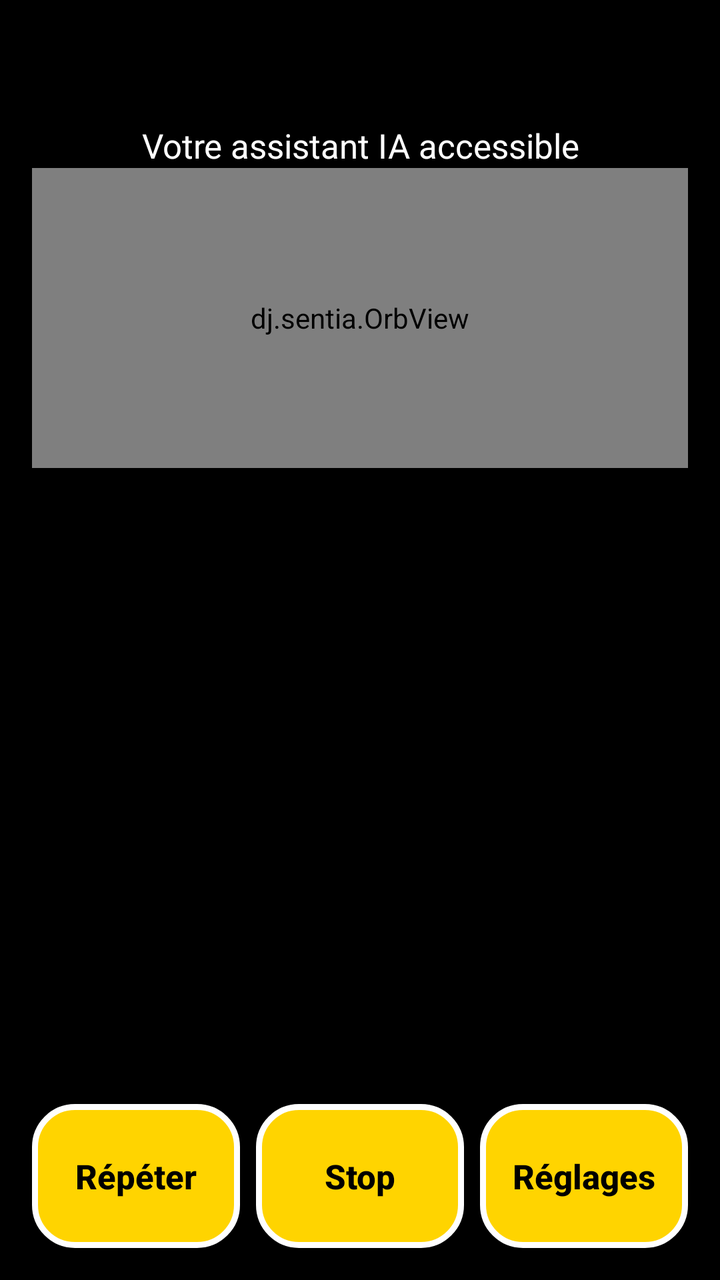
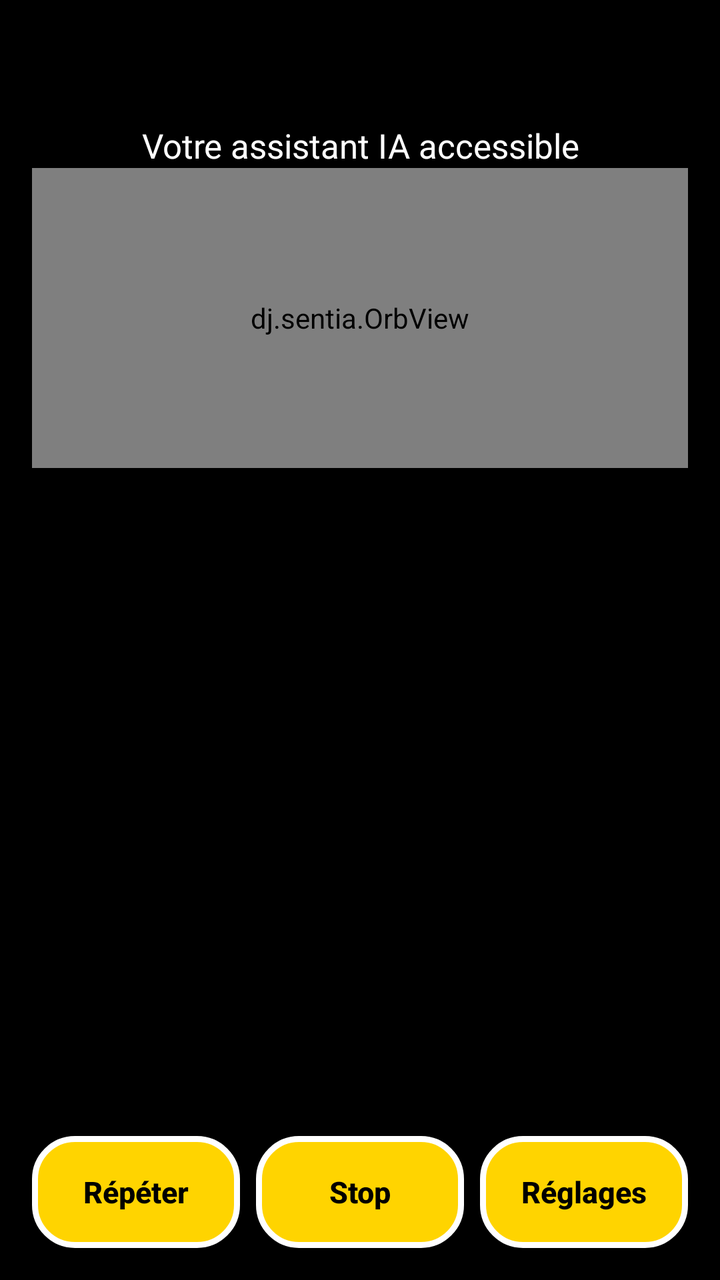

An Android layout rendered at two revisions. The XML below is the earlier revision; the diff shows what the commit changed to produce the second picture.
<!-- AndroidManifest.xml: application theme Theme.Sentia -->
<!-- res/layout/activity_assistant.xml -->
<?xml version="1.0" encoding="utf-8"?>
<LinearLayout xmlns:android="http://schemas.android.com/apk/res/android"
    android:id="@+id/root"
    android:layout_width="match_parent" android:layout_height="match_parent"
    android:orientation="vertical" android:padding="16dp"
    android:background="@color/black">

    
    <TextView
        android:id="@+id/identTitle"
        android:layout_width="match_parent" android:layout_height="wrap_content"
        android:gravity="center" android:textColor="@color/yellow"
        android:textSize="34sp" android:textStyle="bold" />
    <TextView
        android:id="@+id/identSubtitle"
        android:layout_width="match_parent" android:layout_height="wrap_content"
        android:gravity="center" android:textColor="@color/white" android:textSize="17sp"
        android:text="@string/ident_subtitle" />

    
    <dj.sentia.OrbView
        android:id="@+id/orb"
        android:layout_width="match_parent" android:layout_height="150dp"
        android:importantForAccessibility="no" />

    <TextView
        android:id="@+id/status"
        android:layout_width="match_parent" android:layout_height="wrap_content"
        android:layout_marginTop="0dp"
        android:accessibilityLiveRegion="polite"
        android:textColor="@color/yellow" android:textSize="22sp" android:textStyle="bold"
        android:gravity="center" android:minHeight="48dp" />

    <ScrollView
        android:layout_width="match_parent" android:layout_height="0dp" android:layout_weight="1"
        android:layout_marginBottom="6dp">
        <TextView
            android:id="@+id/reply"
            android:layout_width="match_parent" android:layout_height="wrap_content"
            android:textColor="@color/white" android:textSize="26sp"
            android:lineSpacingMultiplier="1.15" android:padding="8dp" />
    </ScrollView>

    <LinearLayout
        android:id="@+id/writePanel"
        android:layout_width="match_parent" android:layout_height="wrap_content"
        android:orientation="horizontal" android:visibility="gone" android:layout_marginBottom="8dp">
        <EditText
            android:id="@+id/input"
            android:layout_width="0dp" android:layout_height="wrap_content" android:layout_weight="1"
            android:hint="@string/write_hint" android:inputType="textMultiLine|textCapSentences"
            android:minHeight="56dp" android:textColor="@color/white" android:textColorHint="#BBBBBB"
            android:textSize="22sp" android:maxLines="4" />
        <Button
            android:id="@+id/sendBtn" style="@style/Sentia.BigButton"
            android:layout_width="wrap_content" android:layout_height="wrap_content"
            android:text="@string/send" android:layout_marginStart="8dp" />
    </LinearLayout>

    
    <TextView
        android:id="@+id/hintShake"
        android:layout_width="match_parent" android:layout_height="wrap_content"
        android:gravity="center" android:textColor="@color/white" android:textSize="16sp" />
    <TextView
        android:id="@+id/hintVolume"
        android:layout_width="match_parent" android:layout_height="wrap_content"
        android:gravity="center" android:textColor="@color/white" android:textSize="16sp"
        android:layout_marginBottom="8dp" />

    
    <LinearLayout
        android:id="@+id/actions"
        android:layout_width="match_parent" android:layout_height="0dp" android:layout_weight="3"
        android:orientation="vertical" />

    <LinearLayout
        android:layout_width="match_parent" android:layout_height="wrap_content"
        android:orientation="horizontal" android:layout_marginTop="8dp">
        <Button android:id="@+id/repeatBtn" style="@style/Sentia.BigButton"
            android:layout_width="0dp" android:layout_height="wrap_content" android:layout_weight="1"
            android:text="@string/repeat_button" android:textSize="17sp" />
        <Button android:id="@+id/stopBtn" style="@style/Sentia.BigButton"
            android:layout_width="0dp" android:layout_height="wrap_content" android:layout_weight="1"
            android:layout_marginStart="8dp"
            android:text="@string/stop_button" android:textSize="17sp" />
        <Button android:id="@+id/settingsBtn" style="@style/Sentia.BigButton"
            android:layout_width="0dp" android:layout_height="wrap_content" android:layout_weight="1"
            android:layout_marginStart="8dp"
            android:text="@string/settings_button" android:textSize="17sp" />
    </LinearLayout>
</LinearLayout>
<!-- resources referenced by this layout -->
<resources>
  <color name="black">#000000</color>
  <color name="white">#FFFFFF</color>
  <color name="yellow">#FFD400</color>
  <string name="ident_subtitle">Votre assistant IA accessible</string>
  <string name="repeat_button">Répéter</string>
  <string name="send">Envoyer</string>
  <string name="settings_button">Réglages</string>
  <string name="stop_button">Stop</string>
  <string name="write_hint">Écrivez votre message</string>
  <style name="Sentia.BigButton" parent="Widget.AppCompat.Button">
          <item name="android:background">@drawable/btn_bg</item>
          <item name="android:textColor">@color/black</item>
          <item name="android:textSize">22sp</item>
          <item name="android:textStyle">bold</item>
          <item name="android:minHeight">72dp</item>
          <item name="android:padding">16dp</item>
          <item name="android:textAllCaps">false</item>
      </style>
  <style name="Theme.Sentia" parent="Theme.AppCompat.NoActionBar">
          <item name="android:windowBackground">@color/black</item>
          <item name="android:textColor">@color/white</item>
          <item name="android:textColorPrimary">@color/white</item>
          <item name="colorAccent">@color/yellow</item>
          <item name="colorPrimary">@color/black</item>
          <item name="android:statusBarColor">@color/black</item>
          <item name="android:navigationBarColor">@color/black</item>
      </style>
  <!-- drawable btn_bg (drawable) -->
  <?xml version="1.0" encoding="utf-8"?>
  <shape xmlns:android="http://schemas.android.com/apk/res/android" android:shape="rectangle">
      <solid android:color="@color/yellow" />
      <corners android:radius="20dp" />
      <stroke android:width="3dp" android:color="@color/white" />
  </shape>
</resources>

<!-- the commit's change to res/layout/activity_assistant.xml (unified diff, before → after) -->
@@ -79,14 +79,17 @@
         android:orientation="horizontal" android:layout_marginTop="8dp">
         <Button android:id="@+id/repeatBtn" style="@style/Sentia.BigButton"
             android:layout_width="0dp" android:layout_height="wrap_content" android:layout_weight="1"
-            android:text="@string/repeat_button" android:textSize="17sp" />
+            android:text="@string/repeat_button" android:textSize="15sp" android:minHeight="56dp" android:padding="6dp"
+            android:gravity="center" android:maxLines="2" />
         <Button android:id="@+id/stopBtn" style="@style/Sentia.BigButton"
             android:layout_width="0dp" android:layout_height="wrap_content" android:layout_weight="1"
             android:layout_marginStart="8dp"
-            android:text="@string/stop_button" android:textSize="17sp" />
+            android:text="@string/stop_button" android:textSize="15sp" android:minHeight="56dp" android:padding="6dp"
+            android:gravity="center" android:maxLines="2" />
         <Button android:id="@+id/settingsBtn" style="@style/Sentia.BigButton"
             android:layout_width="0dp" android:layout_height="wrap_content" android:layout_weight="1"
             android:layout_marginStart="8dp"
-            android:text="@string/settings_button" android:textSize="17sp" />
+            android:text="@string/settings_button" android:textSize="15sp" android:minHeight="56dp" android:padding="6dp"
+            android:gravity="center" android:maxLines="2" />
     </LinearLayout>
 </LinearLayout>
